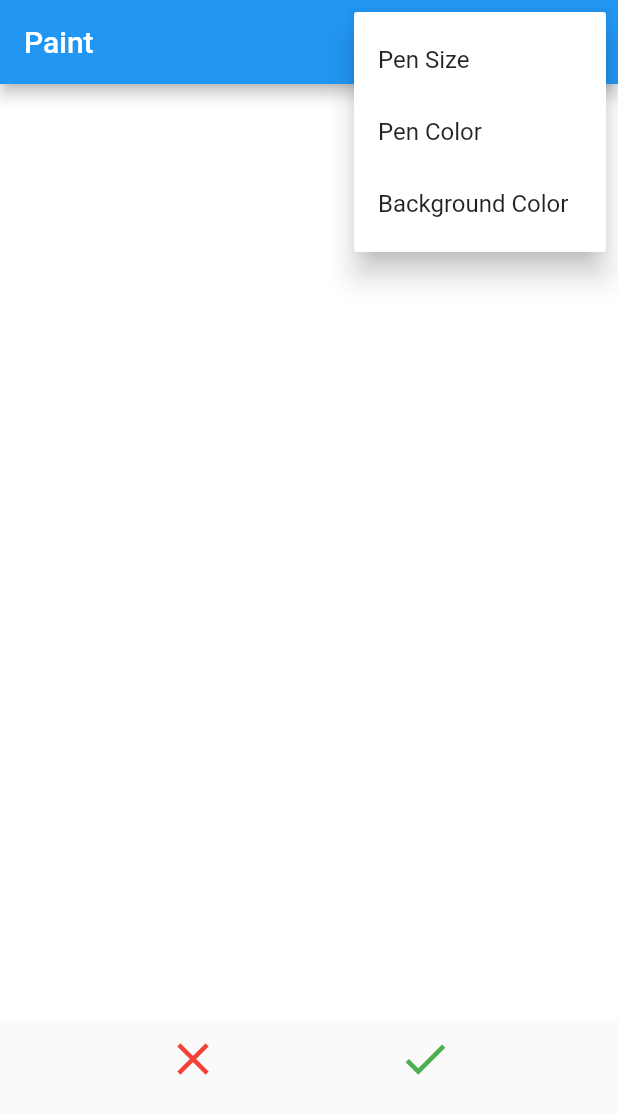
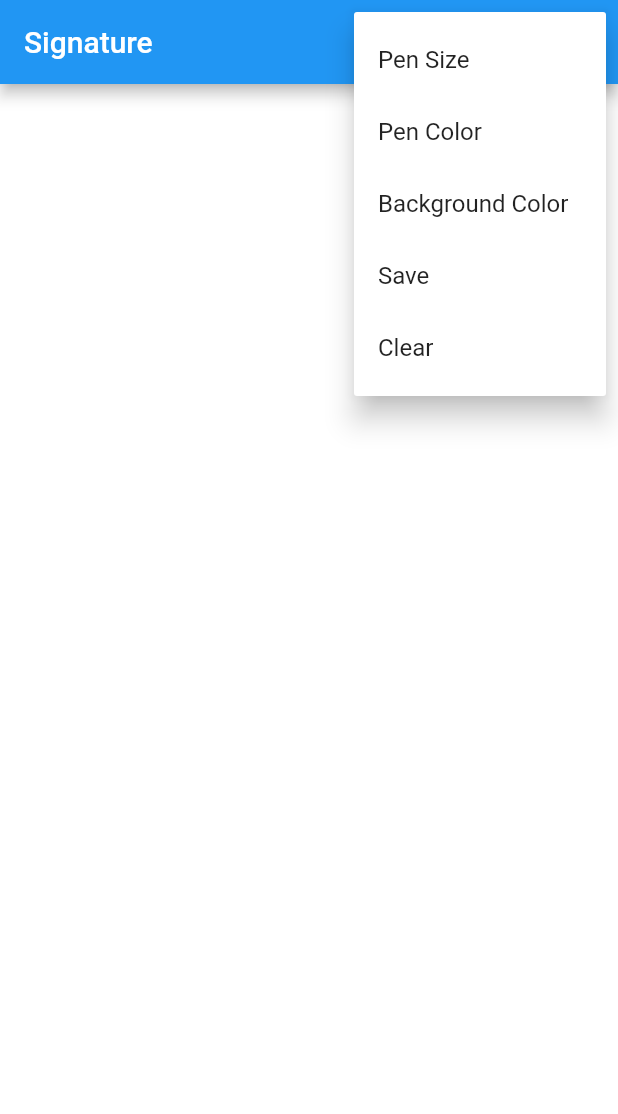
Before and after one commit to amitmishra7/signaturedemo, a Flutter app: the screen it shows after launch, after a tap on the "more vert" icon, on a phone screen of 412 x 824 dp. Shown: the top 1114 px of the screen. Run offline on Flutter 3.47's test engine with Material 2 defaults, Android fonts, the phone set to English and light mode, and no system bars; our stand-ins replace flutter_colorpicker, fluttertoast; missing offline and left inert: esys_flutter_share.

```diff
--- a/lib/main.dart
+++ b/lib/main.dart
@@ -1,5 +1,5 @@
 import 'package:flutter/material.dart';
-import 'package:signature_demo/signature/paint_page.dart';
+import 'package:signature_demo/signature/signature_page.dart';
 
 void main() {
   runApp(MyApp());
@@ -15,7 +15,7 @@ class MyApp extends StatelessWidget {
         primarySwatch: Colors.blue,
         visualDensity: VisualDensity.adaptivePlatformDensity,
       ),
-      home: PaintPage(title: 'Paint'),
+      home: SignaturePage(title: 'Signature'),
     );
   }
 }
--- a/lib/signature/pen_size_picker_dialog.dart
+++ b/lib/signature/pen_size_picker_dialog.dart
@@ -2,9 +2,9 @@ import 'package:flutter/material.dart';
 
 class PenSizePickerDialog extends StatefulWidget {
   /// initial selection for the slider
-  final double initialFontSize;
+  final double initialPenSize;
 
-  const PenSizePickerDialog({Key key, this.initialFontSize}) : super(key: key);
+  const PenSizePickerDialog({Key key, this.initialPenSize}) : super(key: key);
 
   @override
   _PenSizePickerDialogState createState() => _PenSizePickerDialogState();
@@ -17,7 +17,7 @@ class _PenSizePickerDialogState extends State<PenSizePickerDialog> {
   @override
   void initState() {
     super.initState();
-    _penSize = widget.initialFontSize;
+    _penSize = widget.initialPenSize;
   }
 
   @override
--- a/lib/signature/paint_page.dart
+++ b/lib/signature/signature_page.dart
@@ -9,16 +9,16 @@ import 'package:signature_demo/signature/color_picker_dialog.dart';
 import 'package:signature_demo/signature/pen_size_picker_dialog.dart';
 import 'package:signature_demo/signature/signature.dart';
 
-class PaintPage extends StatefulWidget {
-  PaintPage({Key key, this.title}) : super(key: key);
+class SignaturePage extends StatefulWidget {
+  SignaturePage({Key key, this.title}) : super(key: key);
 
   final String title;
 
   @override
-  _PaintPageState createState() => _PaintPageState();
+  _SignaturePageState createState() => _SignaturePageState();
 }
 
-class _PaintPageState extends State<PaintPage> {
+class _SignaturePageState extends State<SignaturePage> {
   double _penSize = 1;
   Color penColor = Colors.black;
   Color backgroundColor = Colors.white;
@@ -48,12 +48,10 @@ class _PaintPageState extends State<PaintPage> {
       ),
       body: Stack(
         children: [
-          Column(
-            children: [
-              RepaintBoundary(key: _globalKey, child: _buildSignatureWidget()),
-              _buildActionButtons(),
-            ],
-          )
+          RepaintBoundary(
+            key: _globalKey,
+            child: _buildSignatureWidget(),
+          ),
         ],
       ),
     );
@@ -63,32 +61,12 @@ class _PaintPageState extends State<PaintPage> {
     return Signature(
       controller: _controller,
       width: MediaQuery.of(context).size.width,
-      height: MediaQuery.of(context).size.height - 200,
+      height: MediaQuery.of(context).size.height,
       backgroundColor: backgroundColor,
     );
   }
 
-  _buildActionButtons() {
-    return Row(
-      mainAxisAlignment: MainAxisAlignment.spaceEvenly,
-      children: [
-        IconButton(
-            iconSize: 36,
-            onPressed: () {
-              _controller.clear();
-            },
-            icon: Icon(Icons.clear, color: Colors.red)),
-        IconButton(
-            iconSize: 36,
-            onPressed: () {
-              _saveSignature();
-            },
-            icon: Icon(Icons.check, color: Colors.green)),
-      ],
-    );
-  }
-
-  void _saveSignature() async {
+  void _saveAndShareSignature() async {
     try {
       RenderRepaintBoundary boundary =
           _globalKey.currentContext.findRenderObject();
@@ -127,7 +105,7 @@ class _PaintPageState extends State<PaintPage> {
   void _showPenSizePickerDialog() async {
     final selectedPenSize = await showDialog<double>(
       context: context,
-      builder: (context) => PenSizePickerDialog(initialFontSize: _penSize),
+      builder: (context) => PenSizePickerDialog(initialPenSize: _penSize),
     );
     if (selectedPenSize != null) {
       setState(() {
@@ -169,6 +147,8 @@ class _PaintPageState extends State<PaintPage> {
         PopupMenuItem(child: Text("Pen Size"), value: "1"),
         PopupMenuItem(child: Text("Pen Color"), value: "2"),
         PopupMenuItem(child: Text("Background Color"), value: "3"),
+        PopupMenuItem(child: Text("Save"), value: "4"),
+        PopupMenuItem(child: Text("Clear"), value: "5"),
       ],
       onSelected: (route) {
         print(route);
@@ -182,6 +162,12 @@ class _PaintPageState extends State<PaintPage> {
           case "3":
             _showBackgroundColorPickerDialog();
             break;
+          case "4":
+            _saveAndShareSignature();
+            break;
+          case "5":
+            _controller.clear();
+            break;
         }
       },
     );
```
Also changed, not shown: 1 other file.
